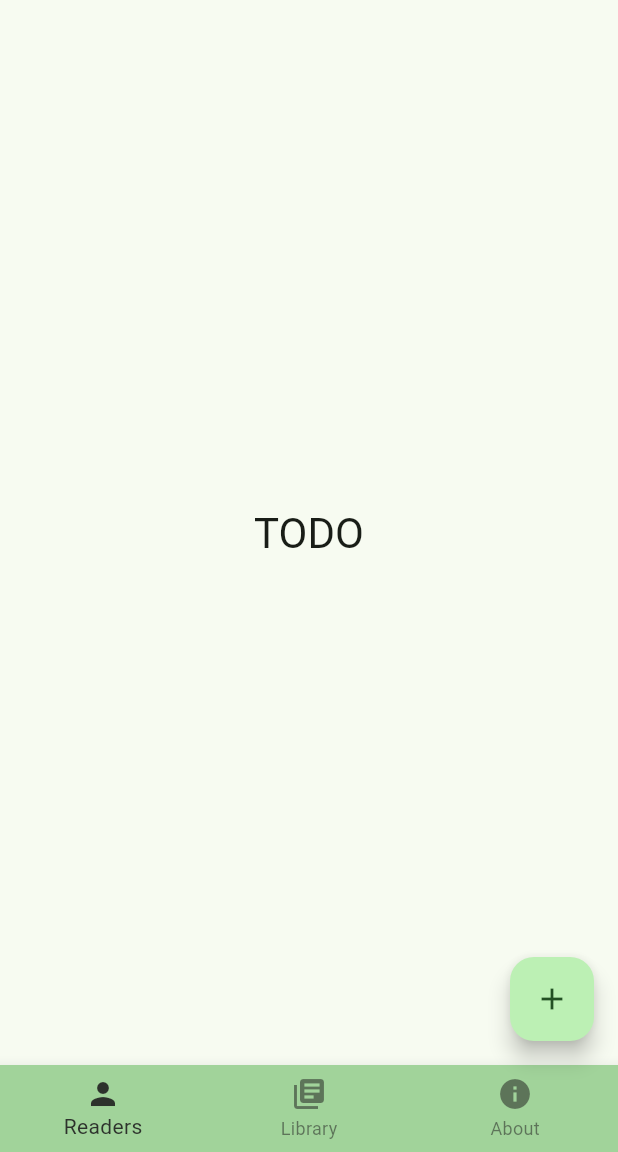
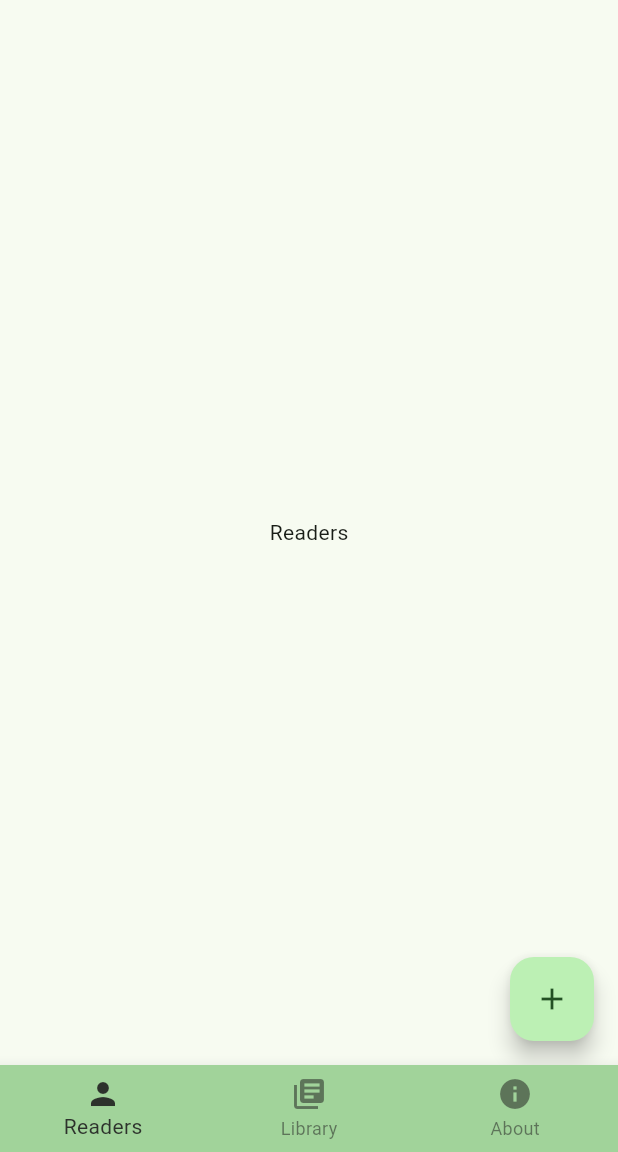
Before and after one commit to gregwoodio/a_bunch_of_books, a Flutter app: the screen it shows after launch, after a tap on the "add" icon, on a phone screen of 412 x 824 dp, the part 84-1236 px from its top. Run offline on Flutter 3.47's test engine with Material 2 defaults, Android fonts, the phone set to English and light mode, and no system bars; our stand-ins replace drift, flutter_riverpod; accounts and stored records are empty; generated files the repository leaves out were written again.

Commit message:
Skeleton of pages

```diff
--- a/lib/main.dart
+++ b/lib/main.dart
@@ -1,7 +1,16 @@
+import 'package:a_bunch_of_books/pages/about_page.dart';
+import 'package:a_bunch_of_books/pages/app_page.dart';
+import 'package:a_bunch_of_books/pages/library_page.dart';
+import 'package:a_bunch_of_books/pages/readers_page.dart';
 import 'package:flutter/material.dart';
+import 'package:flutter_riverpod/flutter_riverpod.dart';
 
 void main() {
-  runApp(const MyApp());
+  runApp(
+    const ProviderScope(
+      child: MyApp(),
+    ),
+  );
 }
 
 class MyApp extends StatelessWidget {
@@ -28,32 +37,31 @@ class HomePage extends StatefulWidget {
 }
 
 class _HomePage extends State<HomePage> {
-  int pageIndex = 0;
+  AppPage currentPage = AppPage.readers;
 
   @override
   Widget build(BuildContext context) {
+    Widget body;
+    switch (currentPage) {
+      case AppPage.readers:
+        body = ReadersPage();
+        break;
+      case AppPage.library:
+        body = LibraryPage();
+        break;
+      case AppPage.about:
+        body = AboutPage();
+        break;
+    }
+
     return Scaffold(
       appBar: AppBar(
         backgroundColor: Theme.of(context).colorScheme.inversePrimary,
         title: const Text('A Bunch of Books'),
       ),
-      body: Center(
-        child: Column(
-          mainAxisAlignment: MainAxisAlignment.center,
-          children: <Widget>[
-            Text(
-              'TODO',
-              style: Theme.of(context).textTheme.headlineMedium,
-            ),
-          ],
-        ),
-      ),
-      floatingActionButton: FloatingActionButton(
-        onPressed: () {},
-        tooltip: 'Add',
-        child: const Icon(Icons.add),
-      ),
+      body: body,
       bottomNavigationBar: BottomNavigationBar(
+        currentIndex: AppPage.values.indexOf(currentPage),
         backgroundColor: Theme.of(context).colorScheme.inversePrimary,
         selectedItemColor: Theme.of(context).colorScheme.inverseSurface,
         unselectedItemColor:
@@ -68,15 +76,15 @@ class _HomePage extends State<HomePage> {
           switch (index) {
             case 0:
               print('Navigate to Readers');
-              setState(() => pageIndex = index);
+              setState(() => currentPage = AppPage.readers);
               break;
             case 1:
               print('Navigate to Library');
-              setState(() => pageIndex = index);
+              setState(() => currentPage = AppPage.library);
               break;
             case 2:
               print('Navigate to About');
-              setState(() => pageIndex = index);
+              setState(() => currentPage = AppPage.about);
               break;
           }
         },
--- /dev/null
+++ b/lib/pages/app_page.dart
@@ -0,0 +1,5 @@
+enum AppPage {
+  readers,
+  library,
+  about,
+}
--- /dev/null
+++ b/lib/pages/readers_page.dart
@@ -0,0 +1,18 @@
+import 'package:flutter/material.dart';
+import 'package:flutter_riverpod/flutter_riverpod.dart';
+
+class ReadersPage extends ConsumerWidget {
+  @override
+  Widget build(BuildContext context, WidgetRef ref) {
+    return Scaffold(
+      floatingActionButton: FloatingActionButton(
+        onPressed: () {},
+        tooltip: 'Add',
+        child: const Icon(Icons.add),
+      ),
+      body: Center(
+        child: Text('Readers'),
+      ),
+    );
+  }
+}
```
Also changed, not shown: lib/dao/dao.dart (+22 -2 lines), lib/pages/about_page.dart (added, +13 -0 lines), lib/pages/library_page.dart (added, +13 -0 lines).
